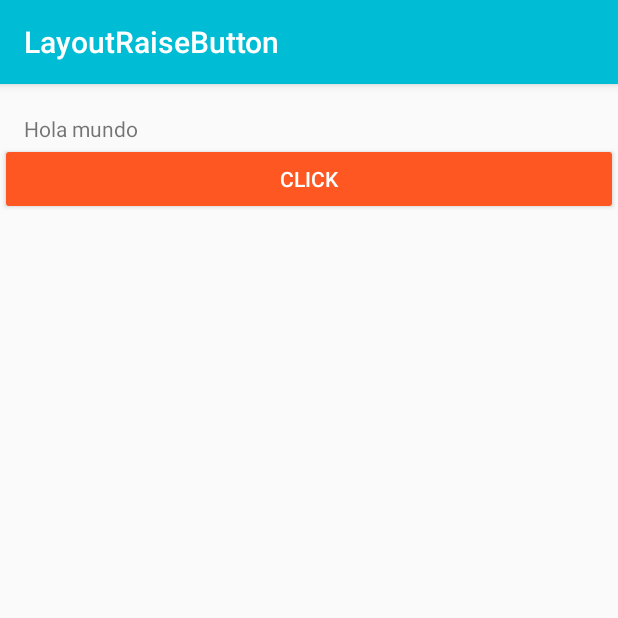
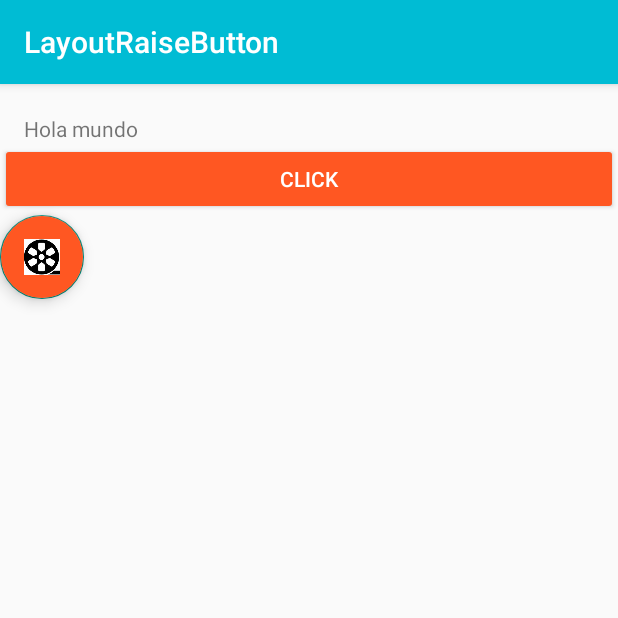
Before and after one commit to Mafe0394/LayoutRaiseButton, an Android app: the screen it shows after launch (MainActivity), on a phone screen of 412 x 824 dp, the top half of it. Run offline under Robolectric (Android 15) with nearby library versions, the phone set to English and light mode, and no system bars.

Commit message:
Sin libreria de compatibilidad de material design

```diff
--- a/app/build.gradle
+++ b/app/build.gradle
@@ -26,4 +26,7 @@ dependencies {
     testImplementation 'junit:junit:4.12'
     androidTestImplementation 'androidx.test.ext:junit:1.1.1'
     androidTestImplementation 'androidx.test.espresso:espresso-core:3.2.0'
+    implementation 'com.google.android.material:material:1.0.0'
+    //noinspection GradleCompatible
+    implementation 'com.android.support:design:28.0.0'
 }
--- a/app/src/main/java/com/mfvargas/layoutraisebutton/MainActivity.java
+++ b/app/src/main/java/com/mfvargas/layoutraisebutton/MainActivity.java
@@ -3,12 +3,42 @@ package com.mfvargas.layoutraisebutton;
 import androidx.appcompat.app.AppCompatActivity;
 
 import android.os.Bundle;
+import android.util.Log;
+import android.view.View;
+import android.widget.Toast;
 
-public class MainActivity extends AppCompatActivity {
+import com.google.android.material.floatingactionbutton.FloatingActionButton;
+import com.google.android.material.snackbar.Snackbar;
+
+public class MainActivity extends AppCompatActivity implements View.OnClickListener{
 
     @Override
     protected void onCreate(Bundle savedInstanceState) {
         super.onCreate(savedInstanceState);
         setContentView(R.layout.activity_main);
+        agregarFAB();
+    }
+
+    public void agregarFAB(){
+        FloatingActionButton miFAB =findViewById(R.id.miFAB);
+        miFAB.setOnClickListener(this);
+
+    }
+
+    @Override
+    public void onClick(View v) {
+        //Toast.makeText(this,getResources().getString(R.string.app_name),Toast.LENGTH_SHORT).show();
+        Snackbar.make(v,
+                getResources().getString(R.string.app_name),
+                Snackbar.LENGTH_SHORT)
+                .setAction(R.string.texto_accion, new View.OnClickListener() {
+                    @Override
+                    public void onClick(View v) {
+                        Toast.makeText(getBaseContext(), getResources().getString(R.string.app_name),Toast.LENGTH_SHORT).show();
+                        Log.d("Gato","Azul");
+                    }
+                })
+                .setActionTextColor(getResources().getColor(R.color.colorPrimaryDark))
+                .show();
     }
 }
--- a/app/src/main/res/layout/activity_main.xml
+++ b/app/src/main/res/layout/activity_main.xml
@@ -1,10 +1,13 @@
 <?xml version="1.0" encoding="utf-8"?>
-<androidx.constraintlayout.widget.ConstraintLayout xmlns:android="http://schemas.android.com/apk/res/android"
+<androidx.coordinatorlayout.widget.CoordinatorLayout xmlns:android="http://schemas.android.com/apk/res/android"
     xmlns:app="http://schemas.android.com/apk/res-auto"
     xmlns:tools="http://schemas.android.com/tools"
     android:layout_width="match_parent"
     android:layout_height="match_parent"
     tools:context=".MainActivity">
+    <androidx.constraintlayout.widget.ConstraintLayout
+        android:layout_width="match_parent"
+        android:layout_height="match_parent">
 
     <TextView
         android:id="@+id/tvMiTextView"
@@ -26,4 +29,20 @@
         android:text="@string/texto_btn"
         android:theme="@style/MyRaisedButton"/>
 
-</androidx.constraintlayout.widget.ConstraintLayout>
+    <com.google.android.material.floatingactionbutton.FloatingActionButton
+        android:id="@+id/miFAB"
+        android:layout_width="wrap_content"
+        android:layout_height="wrap_content"
+        app:layout_constraintTop_toBottomOf="@id/btnMiBoton"
+        app:layout_constraintLeft_toLeftOf="parent"
+        android:src="@drawable/logo"
+        android:theme="@style/MyFloattingButton"
+        />
+
+    </androidx.constraintlayout.widget.ConstraintLayout>
+
+
+
+
+
+</androidx.coordinatorlayout.widget.CoordinatorLayout>
--- a/app/src/main/res/values/strings.xml
+++ b/app/src/main/res/values/strings.xml
@@ -2,4 +2,5 @@
     <string name="app_name">LayoutRaiseButton</string>
     <string name="texto_tv">Hola mundo</string>
     <string name="texto_btn">Click</string>
+    <string name="texto_accion">Acción</string>
 </resources>
--- a/app/src/main/res/values/styles.xml
+++ b/app/src/main/res/values/styles.xml
@@ -1,4 +1,4 @@
-<resources>
+<resources xmlns:tools="http://schemas.android.com/tools">
 
     <!-- Base application theme. -->
     <style name="AppTheme" parent="Theme.AppCompat.Light.DarkActionBar">
@@ -15,4 +15,10 @@
         <item name="android:textColor">@color/blanco</item>
     </style>
 
+    <style name="MyFloattingButton" parent="Theme.AppCompat.Light">
+        <!-- Customize your theme here. -->
+        <item name="colorControlHighlight">@color/blanco</item>
+        <item name="android:backgroundTint" tools:targetApi="lollipop">@color/colorAccent</item>
+    </style>
+
 </resources>
```
Also changed, not shown: app/src/main/res/drawable-hdpi/logo.png (added), app/src/main/res/drawable-mdpi/logo.png (added), app/src/main/res/drawable-xhdpi/logo.png (added), app/src/main/res/drawable-xxhdpi/logo.png (added), app/src/main/res/drawable-xxxhdpi/logo.png (added).
